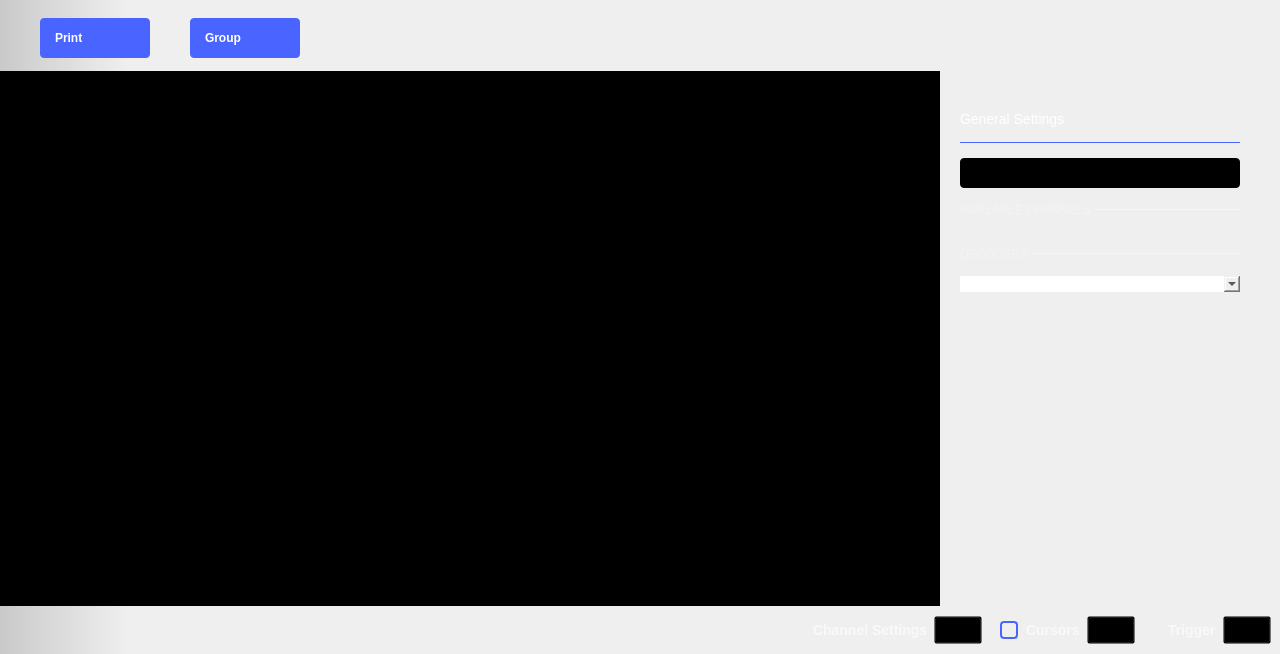
This is ui/logic_analyzer.ui in analogdevicesinc/scopy as Qt 5 draws it before an edit. The edited form follows.
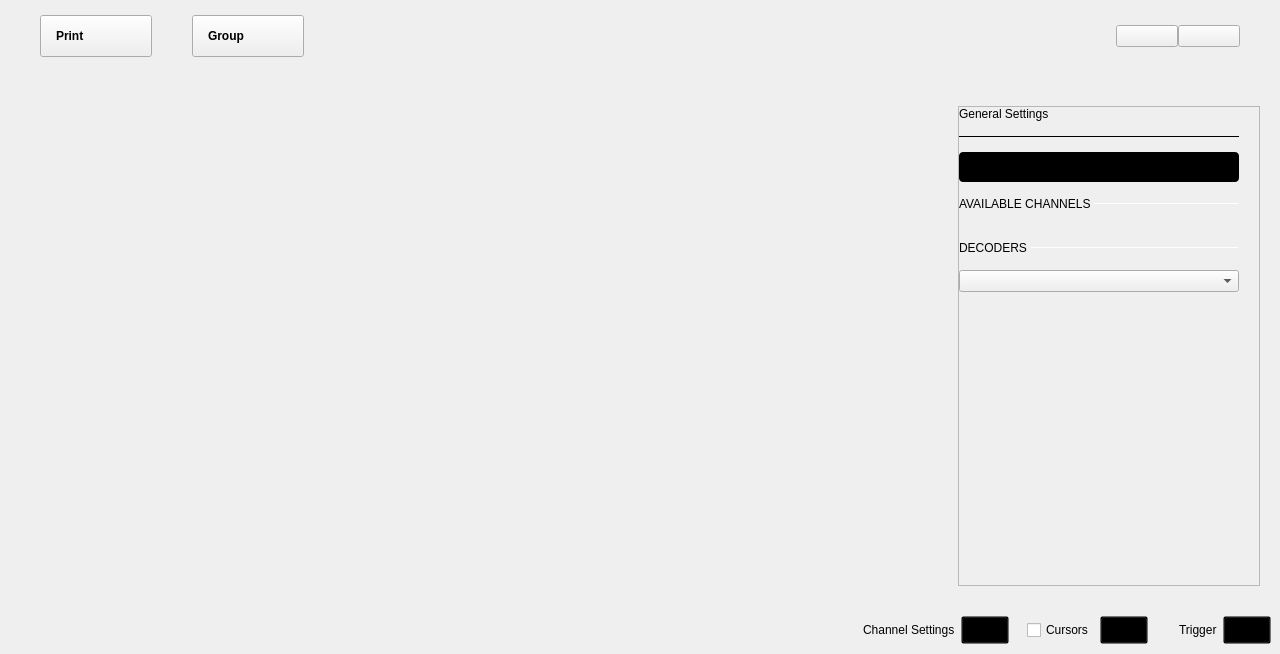
This is the edited form. The open tabs and pages were chosen to show the change. Icons and pictures are not drawn. Custom widgets are drawn as their Qt base class.

```diff
--- a/ui/logic_analyzer.ui
+++ b/ui/logic_analyzer.ui
@@ -46,11 +46,6 @@
    </property>
    <item>
     <widget class="adiscope::DetachDragZone" name="mainWidget" native="true">
-     <property name="styleSheet">
-      <string notr="true">#mainWidget {
-background-color: qlineargradient(spread:pad, x1:0, y1:0, x2:0.1, y2:0, stop:0 rgba(0, 0, 0, 40), stop:1 transparent);
-}</string>
-     </property>
      <layout class="QVBoxLayout" name="verticalLayout_3">
       <property name="spacing">
        <number>0</number>
@@ -103,28 +98,14 @@
            <enum>Qt::RightToLeft</enum>
           </property>
           <property name="styleSheet">
-           <string notr="true">
-QPushButton {
-width: 80px;
+           <string notr="true">QPushButton{
+  width: 80px;
   height: 40px;
 
-text-align: left;
+  text-align: left;
   font-weight: bold;
   padding-left: 15px;
   padding-right: 15px;
-border-radius: 4px;
-
-background-color: #4a64ff;
-  color: #ffffff;
-
-}
-
-QPushButton:pressed {
-background-color: #2a44df;
-}
-
-QPushButton:hover {
-background-color: #4a34ff;
 }</string>
           </property>
           <property name="text">
@@ -145,29 +126,14 @@
         <item>
          <widget class="QPushButton" name="btnGroupChannels">
           <property name="styleSheet">
-           <string notr="true">
-QPushButton {
-width: 80px;
+           <string notr="true">QPushButton{
+  width: 80px;
   height: 40px;
 
-text-align: left;
+  text-align: left;
   font-weight: bold;
   padding-left: 15px;
   padding-right: 15px;
-
-border-radius: 4px;
-
-background-color: #4a64ff;
-  color: #ffffff;
-
-}
-
-QPushButton:pressed {
-background-color: #2a44df;
-}
-
-QPushButton:hover {
-background-color: #4a34ff;
 }</string>
           </property>
           <property name="text">
@@ -212,31 +178,6 @@
             <height>0</height>
            </size>
           </property>
-          <property name="styleSheet">
-           <string notr="true">QPushButton {
-  min-height: 40px;
-  max-height: 40px;
-  min-width: 60px;
-  max-width: 60px;
-  padding-top:5px
-}
-
-QPushButton:checked {
-border-top: 1px solid rgba(255,255,255,150);
-}
-
-QPushButton:!checked {
-border-top: 1px solid rgba(255,255,255,0);
-}
-
-QPushButton:!checked:hover {
-border-top: 1px solid rgba(255,255,255,0);
-}
-
-QPushButton:checked:hover {
-border-top: 1px solid rgba(255,255,255,200);
-}</string>
-          </property>
           <layout class="QHBoxLayout" name="horizontalLayout_3">
            <property name="spacing">
             <number>0</number>
@@ -255,24 +196,6 @@
            </property>
            <item>
             <widget class="adiscope::CustomPushButton" name="btnGeneralSettings">
-             <property name="styleSheet">
-              <string notr="true">QPushButton:checked {
-  image: url(:/icons/gear_wheel_pressed.svg);
-}
-
-QPushButton:!checked {
-image: url(:/icons/gear_wheel.svg);
-}
-
-
-QPushButton:!checked:hover {
-image: url(:/icons/gear_wheel_hover.svg);
-}
-
-QPushButton:checked:hover {
-image: url(:/icons/gear_wheel_pressed.svg);
-}</string>
-             </property>
              <property name="text">
               <string/>
              </property>
@@ -286,23 +209,6 @@
            </item>
            <item>
             <widget class="QPushButton" name="btnSettings">
-             <property name="styleSheet">
-              <string notr="true">QPushButton:checked {
-  image: url(:/icons/setup3_checked_hover.svg);
-}
-
-QPushButton:!checked {
-image: url(:/icons/setup3_unchecked.svg);
-}
-
-QPushButton:!checked:hover {
-image: url(:/icons/setup3_unchecked_hover.svg);
-}
-
-QPushButton:checked:hover {
-image: url(:/icons/setup3_checked_hover.svg);
-}</string>
-             </property>
              <property name="text">
               <string/>
              </property>
@@ -328,12 +234,13 @@
          <number>0</number>
         </property>
         <item>
+         <widget class="QWidget" name="widgetPlotContainer" native="true">
+          <property name="plot_container" stdset="0">
+           <bool>true</bool>
+          </property>
          <layout class="QVBoxLayout" name="plot_and_buffPreviewer">
           <item>
            <widget class="QWidget" name="hLayoutBufferPreview" native="true">
-            <property name="styleSheet">
-             <string notr="true">background-color:black;</string>
-            </property>
             <layout class="QHBoxLayout" name="hLayout_buffPreview">
              <property name="spacing">
               <number>0</number>
@@ -419,13 +326,10 @@
            </widget>
           </item>
           <item>
-           <widget class="QWidget" name="widgetPlotContainer" native="true">
+            <widget class="QWidget" name="plotContainer" native="true">
             <property name="acceptDrops">
              <bool>false</bool>
             </property>
-            <property name="styleSheet">
-             <string notr="true">background-color: black;</string>
-            </property>
             <layout class="QGridLayout" name="gridLayout_5">
              <property name="leftMargin">
               <number>0</number>
@@ -484,6 +388,7 @@
            </widget>
           </item>
          </layout>
+         </widget>
         </item>
         <item>
          <layout class="QVBoxLayout" name="vLayout_for_rightMenu">
@@ -504,9 +409,6 @@
               <height>0</height>
              </size>
             </property>
-            <property name="styleSheet">
-             <string notr="true">QWidget {border:none;}</string>
-            </property>
             <layout class="QVBoxLayout" name="verticalLayout">
              <property name="spacing">
               <number>0</number>
@@ -1477,8 +1379,8 @@
                      <rect>
                       <x>0</x>
                       <y>0</y>
-                      <width>300</width>
-                      <height>258</height>
+                      <width>319</width>
+                      <height>472</height>
                      </rect>
                     </property>
                     <property name="sizePolicy">
@@ -1505,12 +1407,6 @@
                      </property>
                      <item>
                       <widget class="QLabel" name="label_3">
-                       <property name="styleSheet">
-                        <string notr="true">color: white;
-font-size: 14px;
-font-weight: normal;
-</string>
-                       </property>
                        <property name="text">
                         <string>General Settings</string>
                        </property>
@@ -1524,9 +1420,6 @@
                          <height>1</height>
                         </size>
                        </property>
-                       <property name="styleSheet">
-                        <string notr="true">border: 2px solid #4a64ff</string>
-                       </property>
                        <property name="frameShadow">
                         <enum>QFrame::Plain</enum>
                        </property>
@@ -1641,13 +1534,6 @@
                        </property>
                        <item>
                         <widget class="QLabel" name="label_6">
-                         <property name="styleSheet">
-                          <string notr="true">QLabel {
-  font-size: 12px;
-color: rgba(255, 255, 255, 70);
-font-weight: normal;
-}</string>
-                         </property>
                          <property name="text">
                           <string>AVAILABLE CHANNELS </string>
                          </property>
@@ -1667,9 +1553,6 @@
                            <height>1</height>
                           </size>
                          </property>
-                         <property name="styleSheet">
-                          <string notr="true">border: 1px solid rgba(255, 255, 255, 70);</string>
-                         </property>
                          <property name="orientation">
                           <enum>Qt::Horizontal</enum>
                          </property>
@@ -1760,13 +1643,6 @@
                            <verstretch>0</verstretch>
                           </sizepolicy>
                          </property>
-                         <property name="styleSheet">
-                          <string notr="true">QLabel {
-  font-size: 12px;
-color: rgba(255, 255, 255, 70);
-font-weight: normal;
-}</string>
-                         </property>
                          <property name="text">
                           <string>DECODERS </string>
                          </property>
@@ -1786,9 +1662,6 @@
                            <height>1</height>
                           </size>
                          </property>
-                         <property name="styleSheet">
-                          <string notr="true">border: 1px solid rgba(255, 255, 255, 70);</string>
-                         </property>
                          <property name="orientation">
                           <enum>Qt::Horizontal</enum>
                          </property>
@@ -1931,25 +1804,7 @@
            </size>
           </property>
           <property name="styleSheet">
-           <string notr="true">QCheckBox {
-  spacing: 8px;
-  background-color: transparent;
-  font-size: 14px;
-  font-weight: bold;
-
-color: rgba(255, 255, 255, 153);
-}
-
-QCheckBox::indicator {
-width: 14px;
-  height: 14px;
-  border: 2px solid rgb(74,100,255);
-  border-radius: 4px;
-}
-QCheckBox::indicator:unchecked { background-color: transparent; }
-QCheckBox::indicator:checked { background-color: rgb(74,100,255); }
-
-QPushButton {
+           <string notr="true">QPushButton {
 width: 40px;
   height: 20px;
   background-color: transparent;
@@ -1957,14 +1812,7 @@
 QPushButton:pressed { border-image: url(:/icons/setup_btn_checked.svg); }
 QPushButton:!pressed { border-image: url(:/icons/setup_btn_unchecked.svg); }
 QPushButton:hover:!pressed:!checked { border-image: url(:/icons/setup_btn_hover.svg); }
-QPushButton:checked { border-image: url(:/icons/setup_btn_checked.svg); }
-
-QLabel {
-font-size: 14px;
-  font-weight: bold;
-
-color: rgba(255, 255, 255, 153);
-}</string>
+QPushButton:checked { border-image: url(:/icons/setup_btn_checked.svg); }</string>
           </property>
           <layout class="QHBoxLayout" name="horizontalLayout_6">
            <property name="spacing">
@@ -2123,11 +1971,6 @@
   </action>
  </widget>
  <customwidgets>
-  <customwidget>
-   <class>adiscope::CustomSwitch</class>
-   <extends>QPushButton</extends>
-   <header>customSwitch.hpp</header>
-  </customwidget>
   <customwidget>
    <class>adiscope::DetachDragZone</class>
    <extends>QWidget</extends>
@@ -2145,18 +1988,23 @@
    <extends>QPushButton</extends>
    <header>customPushButton.hpp</header>
   </customwidget>
-  <customwidget>
-   <class>adiscope::RunSingleWidget</class>
-   <extends>QWidget</extends>
-   <header>runsinglewidget.h</header>
-   <container>1</container>
-  </customwidget>
   <customwidget>
    <class>adiscope::InstrumentNotes</class>
    <extends>QWidget</extends>
    <header>instrumentnotes.h</header>
    <container>1</container>
   </customwidget>
+  <customwidget>
+   <class>adiscope::RunSingleWidget</class>
+   <extends>QWidget</extends>
+   <header>runsinglewidget.h</header>
+   <container>1</container>
+  </customwidget>
+  <customwidget>
+   <class>adiscope::CustomSwitch</class>
+   <extends>QPushButton</extends>
+   <header>customSwitch.hpp</header>
+  </customwidget>
  </customwidgets>
  <resources>
   <include location="../resources/resources.qrc"/>
```
Left out of the diff: 204 changed lines with no effect on the pictures. Lines whose indentation alone changed are shown as unchanged.
